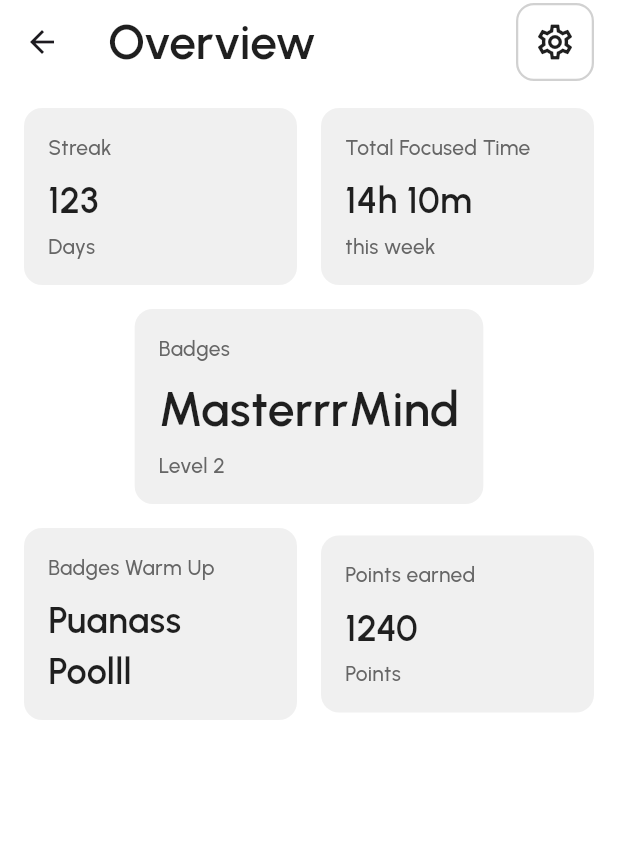
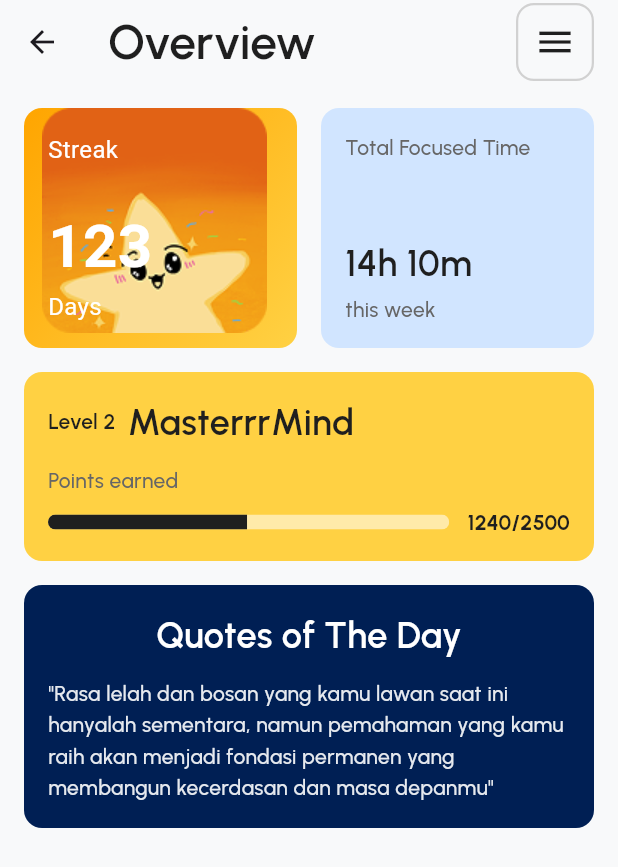
Before and after one commit to Idoo0/neurokit, a Flutter app: the StatsPage screen opened by its route, on a phone screen of 412 x 824 dp. Shown: the top 867 px of the screen. Run offline on Flutter 3.47's test engine with Material 3 defaults, Android fonts, the phone set to English and light mode, and no system bars; our stand-ins replace flutter_svg, get, google_fonts.

Commit message:
feat: stats page

```diff
--- a/lib/view/stats_page.dart
+++ b/lib/view/stats_page.dart
@@ -1,36 +1,39 @@
 import 'package:flutter/material.dart';
-import '../utils.dart'; // Impor utils untuk gaya
+// Make sure your utils.dart file path is correct
+import '../utils.dart';
 
 class StatsPage extends StatelessWidget {
   const StatsPage({super.key});
 
   @override
   Widget build(BuildContext context) {
+    // Define colors from the design for easy reuse
+    const Color lightBlue = Color(0xFFD1E5FF);
+    const Color brightYellow = Color(0xFFFFD143);
+    const Color darkBlue = Color(0xFF001F54);
+
+    // The main content is a SingleChildScrollView to prevent overflow
     return Scaffold(
-      backgroundColor: Colors.white,
+      backgroundColor: const Color(0xFFF8F9FA), // A slightly off-white background
       appBar: AppBar(
-        // Menghilangkan bayangan di bawah AppBar
         elevation: 0,
         scrolledUnderElevation: 0,
-        backgroundColor: Colors.white,
+        backgroundColor: Colors.transparent, // Make AppBar transparent
         title: Text(
           'Overview',
-          // Menggunakan gaya dari utils.dart
           style: desktopH2.copyWith(color: neutral900),
         ),
         actions: [
           Padding(
             padding: const EdgeInsets.only(right: AppConstants.defaultPadding),
             child: IconButton(
-              // 1. Ikon diubah menjadi ikon pengaturan
               icon: const Icon(
-                Icons.settings_outlined,
+                Icons.menu,
                 color: neutral900,
                 size: 28,
               ),
               onPressed: () {
-                // 2. TODO diubah untuk mencerminkan navigasi ke pengaturan
-                // TODO: Implement navigation to settings page
+                // TODO: Implement menu drawer opening
               },
               style: IconButton.styleFrom(
                 shape: RoundedRectangleBorder(
@@ -47,93 +50,161 @@ class StatsPage extends StatelessWidget {
         padding: const EdgeInsets.all(AppConstants.defaultPadding),
         child: Column(
           children: [
-            // Baris untuk Streak dan Total Focused Time
+            // Row for Streak and Total Focused Time
             Row(
               children: [
-                Expanded(
-                  child: _buildStatCard(
-                    context: context,
-                    label: 'Streak',
-                    value: '123',
-                    unit: 'Days',
-                  ),
-                ),
+                Expanded(child: _buildStreakCard()),
                 const SizedBox(width: AppConstants.defaultPadding),
-                Expanded(
-                  child: _buildStatCard(
-                    context: context,
-                    label: 'Total Focused Time',
-                    value: '14h 10m',
-                    unit: 'this week',
-                  ),
-                ),
+                Expanded(child: _buildTotalTimeCard(lightBlue)),
               ],
             ),
             const SizedBox(height: AppConstants.defaultPadding),
 
-            // Kartu untuk Badges Level
-            _buildStatCard(
-              context: context,
-              label: 'Badges',
-              value: 'MasterrrMind',
-              unit: 'Level 2',
-              isLarge: true,
-            ),
+            // Level card
+            _buildLevelCard(brightYellow),
             const SizedBox(height: AppConstants.defaultPadding),
 
-            // Baris untuk Badges Warm Up dan Points
-            Row(
-              children: [
-                Expanded(
-                  child: _buildStatCard(
-                    context: context,
-                    label: 'Badges Warm Up',
-                    value: 'Puanass Poolll',
-                  ),
-                ),
-                const SizedBox(width: AppConstants.defaultPadding),
-                Expanded(
-                  child: _buildStatCard(
-                    context: context,
-                    label: 'Points earned',
-                    value: '1240',
-                    unit: 'Points',
-                  ),
-                ),
-              ],
-            ),
+            // Quotes of The Day card
+            _buildQuoteCard(darkBlue),
           ],
         ),
       ),
     );
   }
 
-  // Widget helper untuk membangun setiap kartu statistik agar tidak terjadi duplikasi kode
-  Widget _buildStatCard({
-    required BuildContext context,
-    required String label,
-    required String value,
-    String? unit,
-    bool isLarge = false,
-  }) {
+  // --- Custom Helper Widgets for each card ---
+
+  Widget _buildStreakCard() {
     return Container(
+      height: 160,
+      decoration: BoxDecoration(
+        gradient: const LinearGradient(
+          colors: [Color(0xFFFFA500), Color(0xFFFFD143)],
+          begin: Alignment.topLeft,
+          end: Alignment.bottomRight,
+        ),
+        borderRadius: AppConstants.defaultBorderRadius,
+      ),
+      // This is essential: it clips the overflowing image to the rounded border.
+      clipBehavior: Clip.antiAlias,
+      child: Stack(
+        children: [
+          // 1. IMAGE: Positioned precisely in the corner.
+          // The negative values push the large image partially outside the frame.
+          Positioned(
+            right: -40,
+            bottom: -50,
+            child: Image.asset(
+              'assets/images/star.png',
+              // Make the image larger than the corner space.
+              width: 270,
+            ),
+          ),
+
+          // 2. TEXT: This remains the same, padded and on top.
+          Padding(
+            padding: const EdgeInsets.all(AppConstants.defaultPadding),
+            child: Column(
+              crossAxisAlignment: CrossAxisAlignment.start,
+              children: [
+                const Text('Streak', style: TextStyle(color: Colors.white, fontSize: 16)),
+                const Spacer(),
+                const Text(
+                  '123',
+                  style: TextStyle(color: Colors.white, fontSize: 40, fontWeight: FontWeight.bold),
+                ),
+                const Text('Days', style: TextStyle(color: Colors.white, fontSize: 16)),
+              ],
+            ),
+          ),
+        ],
+      ),
+    );
+  }
+
+  Widget _buildTotalTimeCard(Color color) {
+    return Container(
+      height: 160,
       padding: const EdgeInsets.all(AppConstants.defaultPadding),
       decoration: BoxDecoration(
-        color: neutral50, // Warna latar belakang kartu
+        color: color,
         borderRadius: AppConstants.defaultBorderRadius,
       ),
       child: Column(
         crossAxisAlignment: CrossAxisAlignment.start,
         children: [
-          Text(label, style: bodyText14.copyWith(color: neutral600)),
+          Text('Total Focused Time', style: bodyText14.copyWith(color: neutral600)),
+          const Spacer(),
+          Text('14h 10m', style: mobileH2.copyWith(color: neutral900)),
+          const SizedBox(height: 4),
+          Text('this week', style: bodyText14.copyWith(color: neutral600)),
+        ],
+      ),
+    );
+  }
+
+  Widget _buildLevelCard(Color color) {
+    return Container(
+      padding: const EdgeInsets.all(AppConstants.defaultPadding),
+      decoration: BoxDecoration(
+        color: color,
+        borderRadius: AppConstants.defaultBorderRadius,
+      ),
+      child: Column(
+        crossAxisAlignment: CrossAxisAlignment.start,
+        children: [
+          Row(
+            children: [
+              Text('Level 2', style: bodyText14.copyWith(color: neutral900, fontWeight: FontWeight.w600)),
+              const SizedBox(width: 8),
+              Text('MasterrrMind', style: mobileH2.copyWith(color: neutral900)),
+            ],
+          ),
+          const SizedBox(height: 12),
+          Text('Points earned', style: bodyText14.copyWith(color: neutral600)),
           const SizedBox(height: 8),
+          Row(
+            children: [
+              Expanded(
+                child: ClipRRect(
+                  borderRadius: BorderRadius.circular(10),
+                  child: const LinearProgressIndicator(
+                    value: 1240 / 2500, // Progress value
+                    backgroundColor: Colors.white54,
+                    valueColor: AlwaysStoppedAnimation<Color>(neutral900),
+                    minHeight: 10,
+                  ),
+                ),
+              ),
+              const SizedBox(width: 12),
+              Text('1240/2500', style: bodyText14.copyWith(color: neutral900, fontWeight: FontWeight.bold)),
+            ],
+          )
+        ],
+      ),
+    );
+  }
+
+  Widget _buildQuoteCard(Color color) {
+    return Container(
+      width: double.infinity,
+      padding: const EdgeInsets.all(AppConstants.defaultPadding),
+      decoration: BoxDecoration(
+        color: color,
+        borderRadius: AppConstants.defaultBorderRadius,
+      ),
+      child: Column(
+        crossAxisAlignment: CrossAxisAlignment.center,
+        children: [
           Text(
-            value,
-            style: (isLarge ? desktopH2 : mobileH2).copyWith(color: neutral900),
+            'Quotes of The Day',
+            style: mobileH2.copyWith(color: Colors.white),
           ),
-          if (unit != null) const SizedBox(height: 4),
-          if (unit != null)
-            Text(unit, style: bodyText14.copyWith(color: neutral600)),
+          const SizedBox(height: 12),
+          Text(
+            '"Rasa lelah dan bosan yang kamu lawan saat ini hanyalah sementara, namun pemahaman yang kamu raih akan menjadi fondasi permanen yang membangun kecerdasan dan masa depanmu"',
+            style: bodyText14.copyWith(color: Colors.white.withOpacity(0.9), height: 1.5),
+          ),
         ],
       ),
     );
```
Also changed, not shown: assets/images/star.png (added).
